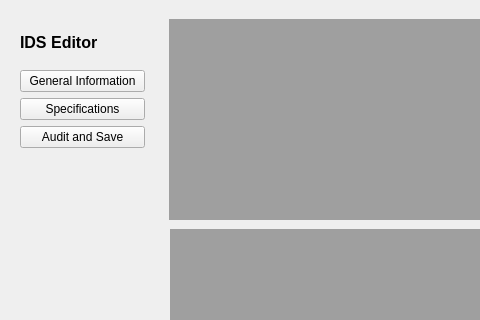
Above: GUI_Windows/idsEditor_main.ui from ivanfelipeib/Masterarbeit before the change; both pictures show x 0 to 480 and y 0 to 320 of the 800 by 600 pixel window. Below: the same form after it.
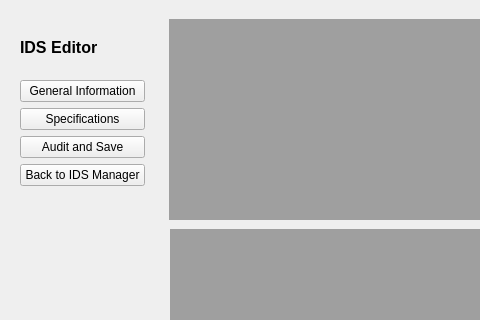
That is the form after the change.

Commit message: Comple Ids Manage and Ifc manage Windows + populate comboBoxes in Check Window

What changed in the file:
```diff
--- a/GUI_Windows/idsEditor_main.ui
+++ b/GUI_Windows/idsEditor_main.ui
@@ -40,7 +40,7 @@
       <x>20</x>
       <y>20</y>
       <width>125</width>
-      <height>128</height>
+      <height>166</height>
      </rect>
     </property>
     <layout class="QVBoxLayout" name="verticalLayout">
@@ -80,6 +80,13 @@
        </property>
       </widget>
      </item>
+     <item>
+      <widget class="QPushButton" name="btn_back">
+       <property name="text">
+        <string>Back to IDS Manager</string>
+       </property>
+      </widget>
+     </item>
     </layout>
    </widget>
   </widget>
```
The commit also changes 1 other file.
